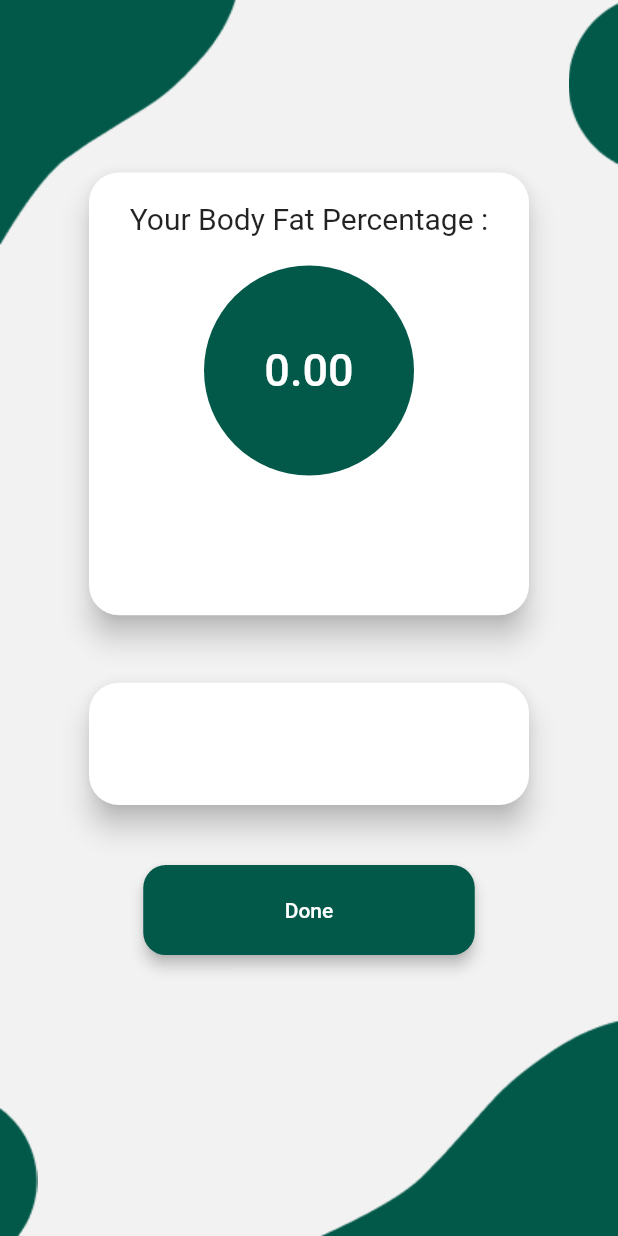
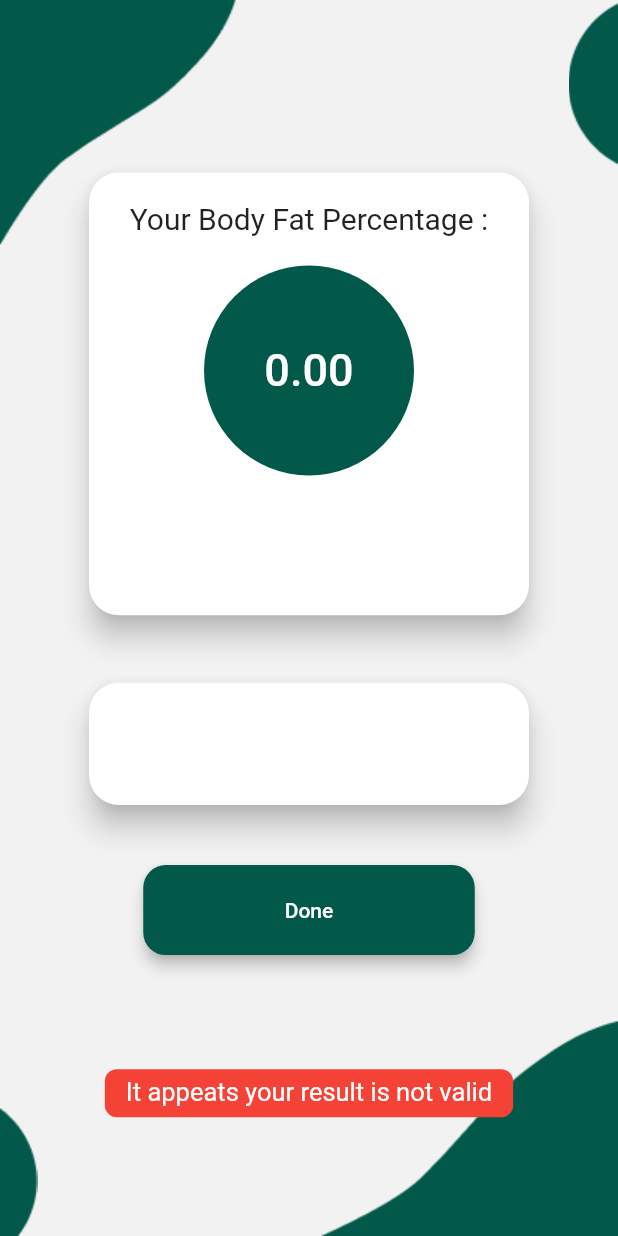
Before and after one commit to madhusudhan112/bmi-calculator, a Flutter app: the BodyFatResultPage screen opened directly with empty values, on a phone screen of 412 x 824 dp. Run offline on Flutter 3.47's test engine with Material 2 defaults, Android fonts, the phone set to English and light mode, and no system bars; our stand-ins replace bot_toast, font_awesome_flutter, hive, hive_flutter, syncfusion_flutter_charts, syncfusion_flutter_sliders; accounts and stored records are empty.

Commit message:
fix:validation message

```diff
--- a/lib/screens/bmi_page.dart
+++ b/lib/screens/bmi_page.dart
@@ -218,7 +218,7 @@ class _BmiPageState extends State<BmiPage> {
                                 },
                               ),
                             );
-                          } else if (double.parse(bmi) < 5) {
+                          } else if (double.parse(bmi) < 8) {
                             Navigator.of(context).push(
                               PageRouteBuilder(
                                 transitionDuration: const Duration(seconds: 1),
--- a/lib/screens/body_fat_result.dart
+++ b/lib/screens/body_fat_result.dart
@@ -1,6 +1,7 @@
+import 'package:bot_toast/bot_toast.dart';
 import 'package:flutter/material.dart';
 
-class BodyFatResultPage extends StatelessWidget {
+class BodyFatResultPage extends StatefulWidget {
   final double score;
   final String result;
   final String result2;
@@ -11,6 +12,37 @@ class BodyFatResultPage extends StatelessWidget {
     required this.result,
     required this.result2,
   }) : super(key: key);
+
+  @override
+  State<BodyFatResultPage> createState() => _BodyFatResultPageState();
+}
+
+class _BodyFatResultPageState extends State<BodyFatResultPage> {
+  @override
+  void initState() {
+    if (widget.score > 80) {
+      BotToast.showText(
+        text: "It appeats your result is not valid",
+        contentColor: Colors.red.shade500,
+      );
+    } else if (widget.score < 2) {
+      BotToast.showText(
+        text: "It appeats your result is not valid",
+        contentColor: Colors.red.shade500,
+      );
+    } else if (widget.score <= 0) {
+      BotToast.showText(
+        text: "It appeats your result is not valid",
+        contentColor: Colors.red.shade500,
+      );
+    } else if (widget.score.isNegative) {
+      BotToast.showText(
+        text: "It appeats your result is not valid",
+        contentColor: Colors.red.shade500,
+      );
+    }
+    super.initState();
+  }
 
   @override
   Widget build(BuildContext context) {
@@ -68,7 +100,7 @@ class BodyFatResultPage extends StatelessWidget {
                             child: CircleAvatar(
                               backgroundColor: const Color(0xff025949),
                               radius: 70,
-                              child: score > 100
+                              child: widget.score > 100
                                   ? const Text(
                                       "Error",
                                       textAlign: TextAlign.center,
@@ -78,7 +110,7 @@ class BodyFatResultPage extends StatelessWidget {
                                         color: Colors.white,
                                       ),
                                     )
-                                  : score.isNegative
+                                  : widget.score.isNegative
                                       ? const Text(
                                           "Error",
                                           textAlign: TextAlign.center,
@@ -89,7 +121,7 @@ class BodyFatResultPage extends StatelessWidget {
                                           ),
                                         )
                                       : Text(
-                                          score.toStringAsFixed(2),
+                                          widget.score.toStringAsFixed(2),
                                           style: const TextStyle(
                                             fontSize: 30,
                                             fontWeight: FontWeight.w500,
@@ -102,7 +134,7 @@ class BodyFatResultPage extends StatelessWidget {
                             height: 10,
                           ),
                           Text(
-                            result,
+                            widget.result,
                             textAlign: TextAlign.center,
                             style: const TextStyle(
                               fontSize: 18,
@@ -130,7 +162,7 @@ class BodyFatResultPage extends StatelessWidget {
                     child: ListTile(
                       title: Center(
                         child: Text(
-                          result2,
+                          widget.result2,
                           textAlign: TextAlign.center,
                         ),
                       ),
--- a/lib/screens/dashboard.dart
+++ b/lib/screens/dashboard.dart
@@ -221,8 +221,6 @@ class _DashboardState extends State<Dashboard> {
                         onPressed: () {
                           Navigator.of(context).push(
                             PageRouteBuilder(
-                              transitionDuration:
-                                  Duration(microseconds: (0 * 1000).toInt()),
                               transitionsBuilder: (context, animation,
                                   secondaryAnimation, child) {
                                 return ScaleTransition(
```
Also changed, not shown: lib/screens/body_fat_page.dart (+27 -1 lines), lib/screens/result_page.dart (+36 -4 lines), 1 other file.
